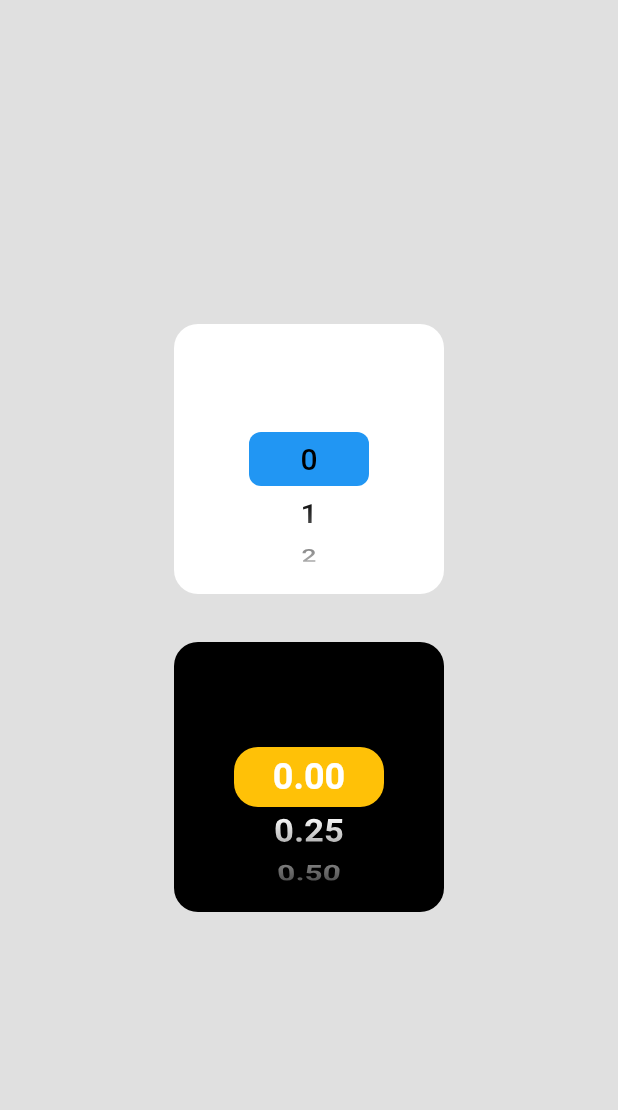
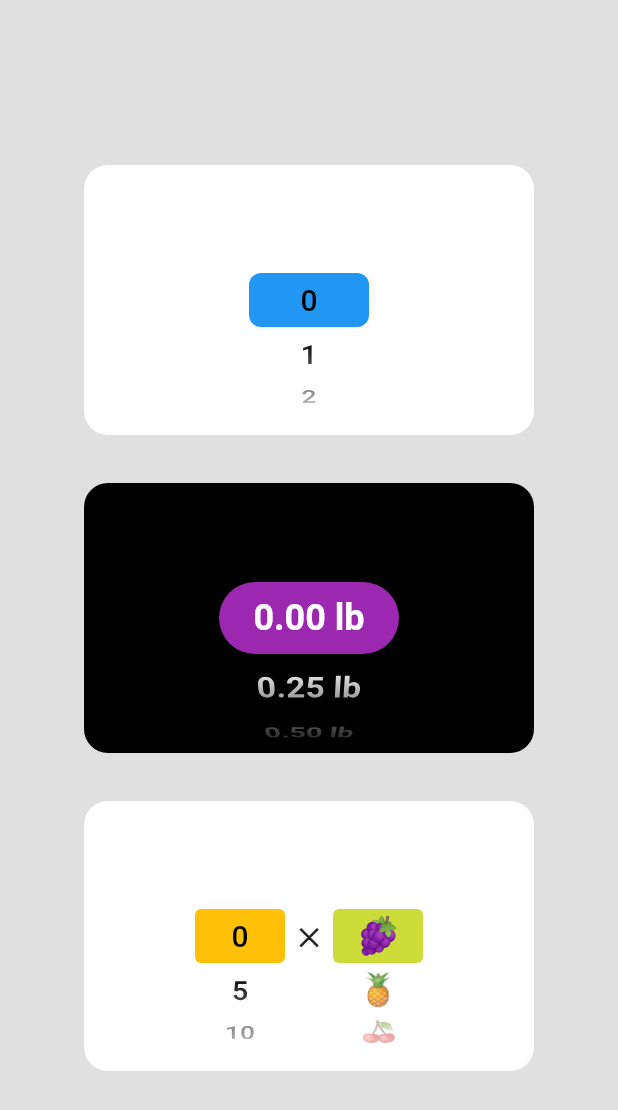
Before and after one commit to AlexLomm/selector_wheel, a Flutter app: the screen it shows after launch, on a phone screen of 412 x 824 dp. Shown: the top 1110 px of the screen. Run offline on Flutter 3.47's test engine with Material 2 defaults, Android fonts, the phone set to English and light mode, and no system bars; our stand-ins replace freezed_annotation.

Commit message:
Improve examples in example/main.dart

```diff
--- a/example/lib/main.dart
+++ b/example/lib/main.dart
@@ -24,7 +24,11 @@ class MainApp extends StatelessWidget {
                 child: SelectorWheel(
                   childCount: 10,
                   convertIndexToValue: (int index) {
-                    return SelectorWheelValue(label: index.toString(), value: index, index: index);
+                    return SelectorWheelValue(
+                      label: index.toString(),
+                      value: index,
+                      index: index,
+                    );
                   },
                   onValueChanged: (SelectorWheelValue<int> value) {
                     // ignore: avoid_print
@@ -48,18 +52,20 @@ class MainApp extends StatelessWidget {
                   colorScheme: Theme.of(context).colorScheme.copyWith(
                         surface: Colors.black,
                         onSurface: Colors.white,
-                        secondaryContainer: Colors.amber,
+                        secondaryContainer: Colors.purple,
                       ),
                 ),
                 child: _Background(
                   child: SelectorWheel(
-                    highlightBorderRadius: 16.0,
                     childCount: 10,
-                    highlightHeight: 40.0,
-                    highlightWidth: 100.0,
+                    childHeight: 48.0,
+                    highlightBorderRadius: 32.0,
+                    highlightHeight: 48.0,
+                    highlightWidth: 120.0,
+                    fadeOutHeightFraction: 0.33,
                     convertIndexToValue: (int index) {
                       final fraction = index / 4;
-                      final value = fraction.toStringAsFixed(2);
+                      final value = '${fraction.toStringAsFixed(2)} lb';
 
                       return SelectorWheelValue(label: value, value: fraction, index: index);
                     },
@@ -68,6 +74,82 @@ class MainApp extends StatelessWidget {
                       print(value);
                     },
                   ),
+                ),
+              ),
+              const SizedBox(height: 32.0),
+              // ----------------------------------------------
+              // Example 3, customized wheel selectors displayed side by side
+              // ----------------------------------------------
+              _Background(
+                child: Row(
+                  crossAxisAlignment: CrossAxisAlignment.center,
+                  mainAxisAlignment: MainAxisAlignment.center,
+                  children: [
+                    Theme(
+                      data: Theme.of(context).copyWith(
+                        colorScheme: Theme.of(context).colorScheme.copyWith(
+                              secondaryContainer: Colors.amber,
+                            ),
+                      ),
+                      child: SelectorWheel(
+                        width: 60.0,
+                        childCount: 10,
+                        highlightBorderRadius: 4,
+                        convertIndexToValue: (int index) {
+                          final value = index * 5;
+
+                          return SelectorWheelValue(
+                            label: value.toString(),
+                            value: value,
+                            index: index,
+                          );
+                        },
+                        onValueChanged: (SelectorWheelValue<int> value) {
+                          // ignore: avoid_print
+                          print(value);
+                        },
+                      ),
+                    ),
+                    const SizedBox(
+                      width: 32.0,
+                      child: Text(
+                        '✕',
+                        textAlign: TextAlign.center,
+                        style: TextStyle(fontSize: 16.0, fontWeight: FontWeight.w600),
+                      ),
+                    ),
+                    Theme(
+                      data: Theme.of(context).copyWith(
+                        textTheme: Theme.of(context).textTheme.copyWith(
+                              titleLarge: Theme.of(context).textTheme.titleLarge?.copyWith(
+                                    fontSize: 24.0,
+                                    fontWeight: FontWeight.w600,
+                                  ),
+                            ),
+                        colorScheme: Theme.of(context).colorScheme.copyWith(
+                              // surface: Colors.black,
+                              // onSurface: Colors.white,
+                              secondaryContainer: Colors.lime,
+                            ),
+                      ),
+                      child: SelectorWheel(
+                        width: 60.0,
+                        childCount: 4,
+                        highlightBorderRadius: 4,
+                        convertIndexToValue: (int index) {
+                          const fruits = ['🍇', '🍍', '🍒', '🥥', '🍓', '🥭', '🍈'];
+
+                          final value = fruits[index];
+
+                          return SelectorWheelValue(label: value, value: value, index: index);
+                        },
+                        onValueChanged: (SelectorWheelValue<String> value) {
+                          // ignore: avoid_print
+                          print(value);
+                        },
+                      ),
+                    )
+                  ],
                 ),
               ),
             ],
@@ -89,7 +171,7 @@ class _Background extends StatelessWidget {
   @override
   Widget build(BuildContext context) {
     return Container(
-      width: 180.0,
+      width: 300.0,
       height: 180.0,
       decoration: BoxDecoration(
         borderRadius: BorderRadius.circular(16.0),
```
